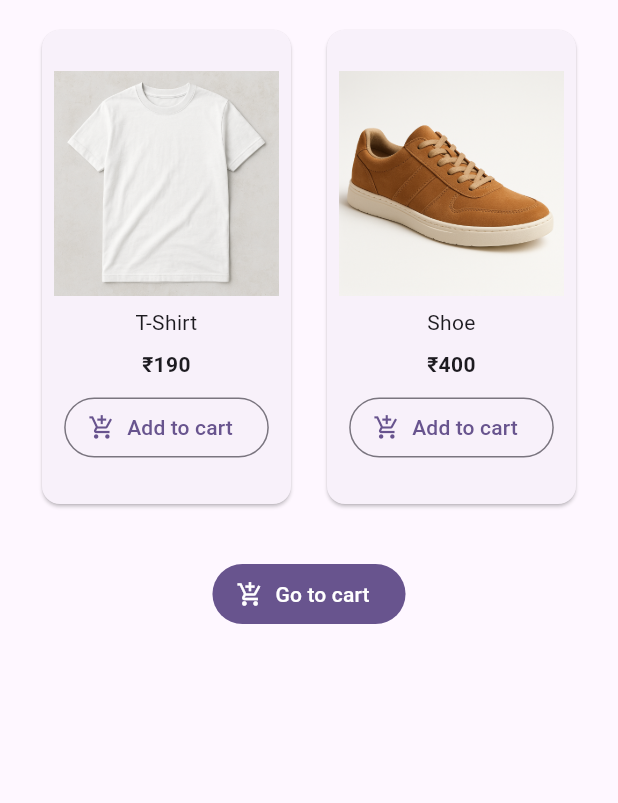
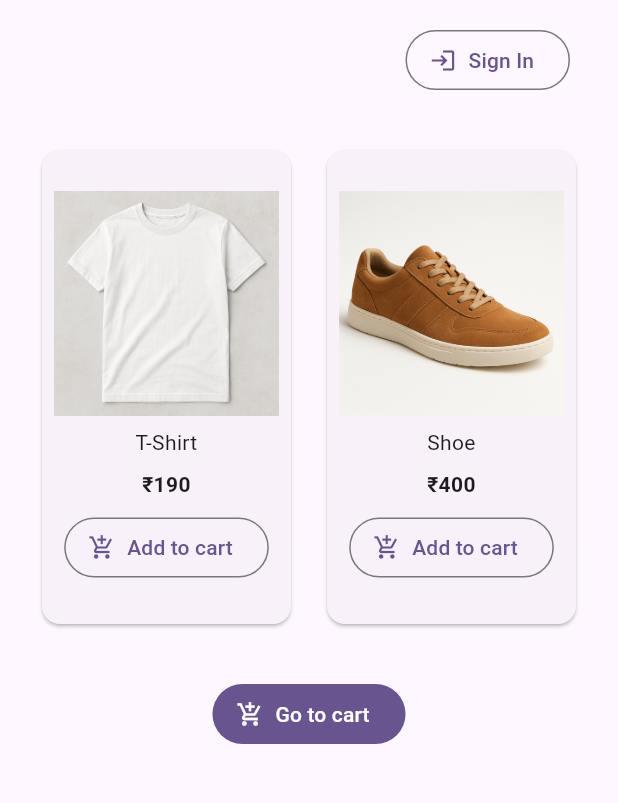
Before and after one commit to geophrase/flutter-demo-ecommerce-app, a Flutter app: the screen it shows after launch, on a phone screen of 412 x 824 dp, the part 84-887 px from its top. Run offline on Flutter 3.47's test engine with Material 3 defaults, Android fonts, the light colour scheme and no system bars.

Commit message:
sign in button added

```diff
--- a/lib/main.dart
+++ b/lib/main.dart
@@ -29,14 +29,6 @@ class MyHomePage extends StatefulWidget {
 }
 
 class _MyHomePageState extends State<MyHomePage> {
-  int _counter = 0;
-
-  void _incrementCounter() {
-    setState(() {
-      _counter++;
-    });
-  }
-
   @override
   Widget build(BuildContext context) {
     return Scaffold(
@@ -48,6 +40,18 @@ class _MyHomePageState extends State<MyHomePage> {
         child: Column(
           children: <Widget>[
             const SizedBox(height: 16),
+        Align(
+          alignment: Alignment.centerRight,
+          child: Padding(
+            padding: const EdgeInsets.only(right: 32),
+            child: OutlinedButton.icon(
+                onPressed: () => const {},
+                icon: const Icon(Icons.login),
+                label: const Text('Sign In'),
+                iconAlignment: IconAlignment.start,
+              ),
+          )),
+            SizedBox(height: 32,),
             Row(
               mainAxisAlignment: MainAxisAlignment.center,
               spacing: 16,
```
